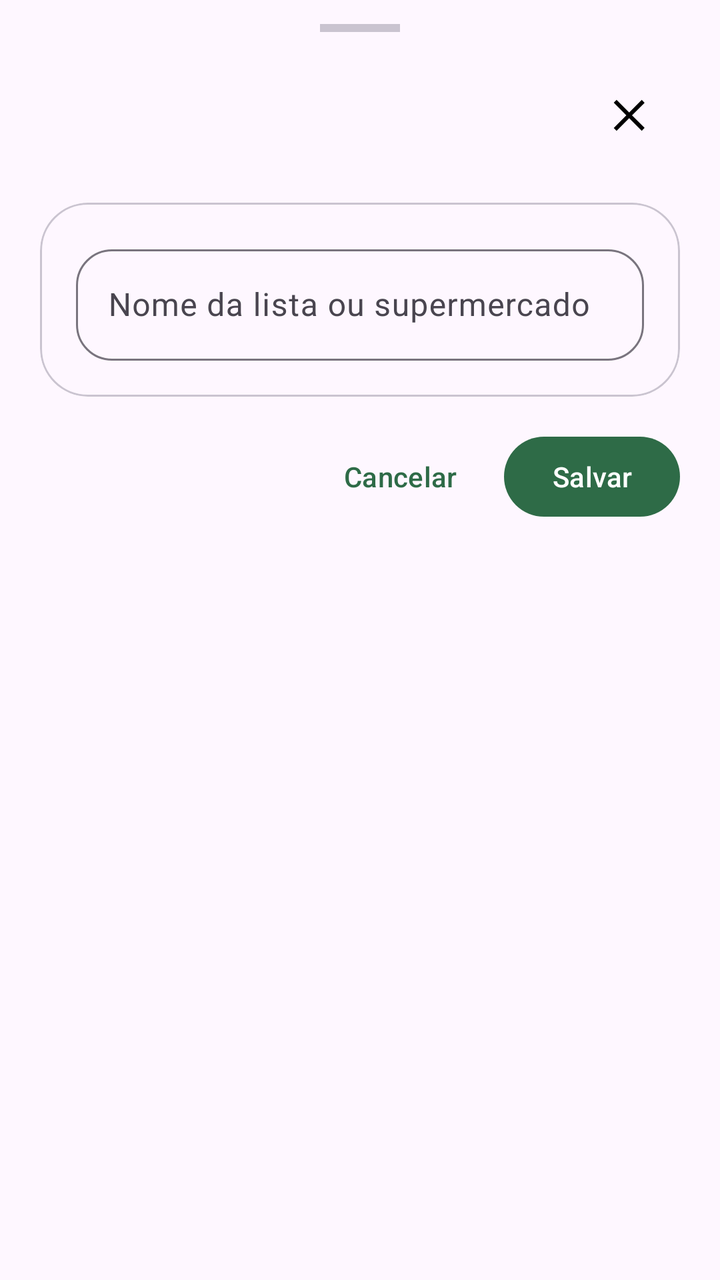
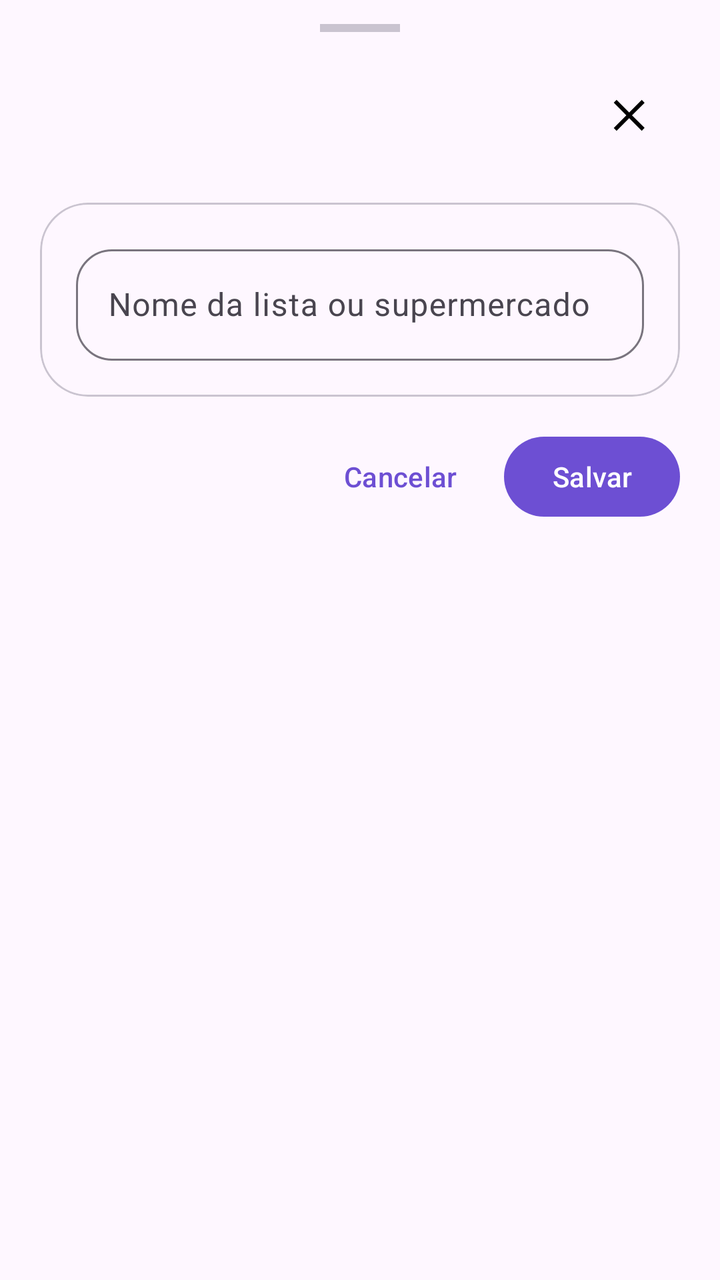

Screens rendered from an Android XML layout before and after an edit, with the pre-edit source and the edit as a unified diff.
<!-- AndroidManifest.xml: application theme Theme.ListaMercado -->
<!-- res/layout/dialog_list.xml -->
<?xml version="1.0" encoding="utf-8"?>
<LinearLayout xmlns:android="http://schemas.android.com/apk/res/android"
    xmlns:app="http://schemas.android.com/apk/res-auto"
    android:id="@+id/sheetListRoot"
    android:layout_width="match_parent"
    android:layout_height="wrap_content"
    android:clipToPadding="false"
    android:orientation="vertical"
    android:paddingStart="20dp"
    android:paddingTop="12dp"
    android:paddingEnd="20dp"
    android:paddingBottom="20dp">

    <View
        android:layout_width="40dp"
        android:layout_height="4dp"
        android:layout_gravity="center_horizontal"
        android:background="?attr/colorOutlineVariant" />

    <LinearLayout
        android:layout_width="match_parent"
        android:layout_height="wrap_content"
        android:layout_marginTop="14dp"
        android:gravity="center_vertical"
        android:orientation="horizontal">

        <LinearLayout
            android:layout_width="0dp"
            android:layout_height="wrap_content"
            android:layout_weight="1"
            android:orientation="vertical">

            <TextView
                android:id="@+id/textListSheetTitle"
                android:layout_width="match_parent"
                android:layout_height="wrap_content"
                android:textAppearance="@style/TextAppearance.Material3.HeadlineSmall"
                android:textStyle="bold" />

            <TextView
                android:id="@+id/textListSheetSubtitle"
                android:layout_width="match_parent"
                android:layout_height="wrap_content"
                android:layout_marginTop="4dp"
                android:textAppearance="@style/TextAppearance.Material3.BodyMedium" />
        </LinearLayout>

        <ImageButton
            android:id="@+id/buttonCloseListSheet"
            android:layout_width="48dp"
            android:layout_height="48dp"
            android:background="?attr/selectableItemBackgroundBorderless"
            android:contentDescription="Fechar"
            android:padding="12dp"
            android:src="@drawable/ic_close" />
    </LinearLayout>

    <com.google.android.material.card.MaterialCardView
        android:layout_width="match_parent"
        android:layout_height="wrap_content"
        android:layout_marginTop="16dp"
        app:cardCornerRadius="24dp"
        app:cardElevation="0dp"
        app:strokeColor="?attr/colorOutlineVariant"
        app:strokeWidth="1dp">

        <LinearLayout
            android:layout_width="match_parent"
            android:layout_height="wrap_content"
            android:orientation="vertical"
            android:padding="18dp">

            <com.google.android.material.textfield.TextInputLayout
                android:id="@+id/layoutListName"
                style="@style/Widget.Material3.TextInputLayout.OutlinedBox"
                android:layout_width="match_parent"
                android:layout_height="wrap_content"
                android:hint="Nome da lista ou supermercado"
                app:boxCornerRadiusBottomEnd="18dp"
                app:boxCornerRadiusBottomStart="18dp"
                app:boxCornerRadiusTopEnd="18dp"
                app:boxCornerRadiusTopStart="18dp">

                <com.google.android.material.textfield.TextInputEditText
                    android:id="@+id/inputListName"
                    android:layout_width="match_parent"
                    android:layout_height="wrap_content"
                    android:imeOptions="actionDone"
                    android:inputType="textCapSentences"
                    android:maxLines="1" />
            </com.google.android.material.textfield.TextInputLayout>
        </LinearLayout>
    </com.google.android.material.card.MaterialCardView>

    <LinearLayout
        android:layout_width="match_parent"
        android:layout_height="wrap_content"
        android:layout_marginTop="16dp"
        android:gravity="end"
        android:orientation="horizontal">

        <com.google.android.material.button.MaterialButton
            android:id="@+id/buttonCancelList"
            style="@style/Widget.Material3.Button.TextButton"
            android:layout_width="wrap_content"
            android:layout_height="wrap_content"
            android:text="Cancelar" />

        <com.google.android.material.button.MaterialButton
            android:id="@+id/buttonSaveList"
            android:layout_width="wrap_content"
            android:layout_height="wrap_content"
            android:layout_marginStart="8dp"
            android:text="Salvar" />
    </LinearLayout>
</LinearLayout>
<!-- resources referenced by this layout -->
<resources>
  <!-- drawable ic_close (drawable) -->
  <vector xmlns:android="http://schemas.android.com/apk/res/android"
      android:width="24dp"
      android:height="24dp"
      android:viewportWidth="24"
      android:viewportHeight="24">
      <path android:fillColor="#FF000000" android:pathData="M18.3,5.71L12,12l6.3,6.29 -1.42,1.42L10.59,13.41 4.29,19.71 2.88,18.3 9.17,12 2.88,5.7 4.29,4.29 10.59,10.59 16.89,4.29z"/>
  </vector>
  <style name="Theme.ListaMercado" parent="Theme.Material3.DayNight.NoActionBar">
          <item name="colorPrimary">@color/seed</item>
          <item name="android:navigationBarColor">?attr/colorSurface</item>
          <item name="android:statusBarColor">?attr/colorSurface</item>
          <item name="android:windowLightStatusBar" tools:targetApi="m">true</item>
      </style>
  <color name="seed">#2E6B47</color>
</resources>

<!-- the commit's change to res/layout/dialog_list.xml (unified diff, before → after) -->
@@ -108,6 +108,8 @@
 
         <com.google.android.material.button.MaterialButton
             android:id="@+id/buttonSaveList"
+            android:textColor="?attr/colorOnPrimary"
+            app:backgroundTint="?attr/colorPrimary"
             android:layout_width="wrap_content"
             android:layout_height="wrap_content"
             android:layout_marginStart="8dp"
<!-- resource entries referenced after the edit -->
@@ -9,11 +9,25 @@
       <path android:fillColor="#FF000000" android:pathData="M18.3,5.71L12,12l6.3,6.29 -1.42,1.42L10.59,13.41 4.29,19.71 2.88,18.3 9.17,12 2.88,5.7 4.29,4.29 10.59,10.59 16.89,4.29z"/>
   </vector>
   <style name="Theme.ListaMercado" parent="Theme.Material3.DayNight.NoActionBar">
-          <item name="colorPrimary">@color/seed</item>
+          <item name="colorPrimary">@color/primary</item>
+          <item name="colorOnPrimary">@color/on_primary</item>
+          <item name="colorPrimaryContainer">@color/primary_container</item>
+          <item name="colorOnPrimaryContainer">@color/on_primary_container</item>
+          <item name="colorSecondary">@color/secondary</item>
+          <item name="colorOnSecondary">@color/on_secondary</item>
+          <item name="colorSecondaryContainer">@color/secondary_container</item>
+          <item name="colorOnSecondaryContainer">@color/on_secondary_container</item>
           <item name="android:navigationBarColor">?attr/colorSurface</item>
           <item name="android:statusBarColor">?attr/colorSurface</item>
           <item name="android:windowLightStatusBar" tools:targetApi="m">true</item>
       </style>
-  <color name="seed">#2E6B47</color>
+  <color name="primary">#6D4FD3</color>
+  <color name="on_primary">#FFFFFF</color>
+  <color name="primary_container">#E9E1FF</color>
+  <color name="on_primary_container">#24124F</color>
+  <color name="secondary">#625B71</color>
+  <color name="on_secondary">#FFFFFF</color>
+  <color name="secondary_container">#E8DEF8</color>
+  <color name="on_secondary_container">#1D192B</color>
 </resources>
 
